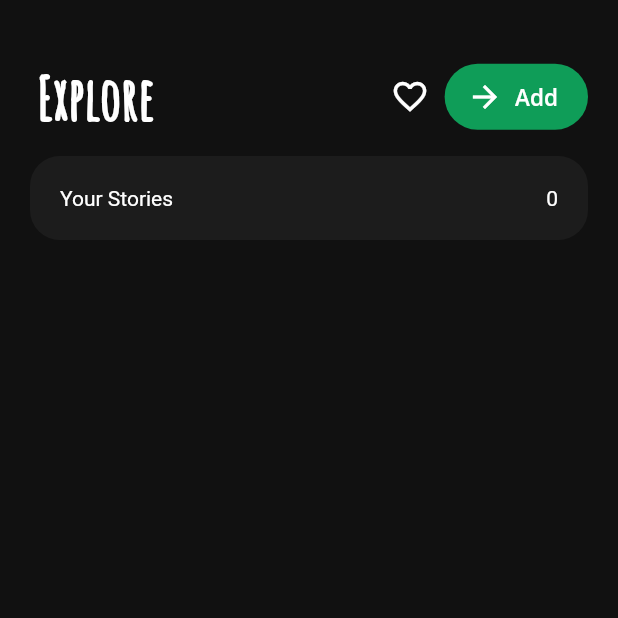
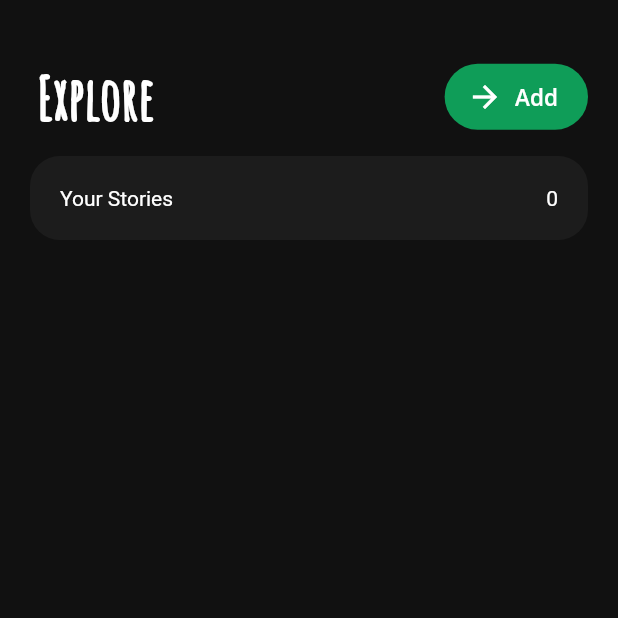
Before and after one commit to arpanverse/Morning-Dew-google-solution-challange-2023, a Flutter app: the screen it shows after launch, on a phone screen of 412 x 824 dp, the top half of it. Run offline on Flutter 3.47's test engine with Material 2 defaults, Android fonts, the phone set to English and light mode, and no system bars.

Commit message:
disabled liked page

```diff
--- a/lib/Units/home_title_style.dart
+++ b/lib/Units/home_title_style.dart
@@ -23,18 +23,18 @@ class home_title_style extends StatelessWidget{
                     )),
                     Row(
                       children: [
-                        InkWell(
-                          onTap: () {
-                             Navigator.push(context,MaterialPageRoute(builder: (context) => likesscreen()),);
-                          },
-                          child: Container(
-                            margin: EdgeInsets.only(right: 10),
-                            child: Icon(Icons.favorite_border,
-                            color: Color.fromARGB(255, 255, 255, 255),
-                            size: 26,
-                            ),
-                          ),
-                        ),
+                        // InkWell(
+                        //   onTap: () {
+                        //      Navigator.push(context,MaterialPageRoute(builder: (context) => likesscreen()),);
+                        //   },
+                        //   child: Container(
+                        //     margin: EdgeInsets.only(right: 10),
+                        //     child: Icon(Icons.favorite_border,
+                        //     color: Color.fromARGB(255, 255, 255, 255),
+                        //     size: 26,
+                        //     ),
+                        //   ),
+                        // ),
                         InkWell(
                           onTap: () {
                             Navigator.push(context,MaterialPageRoute(builder: (context) => add_typescreen()),);
```
